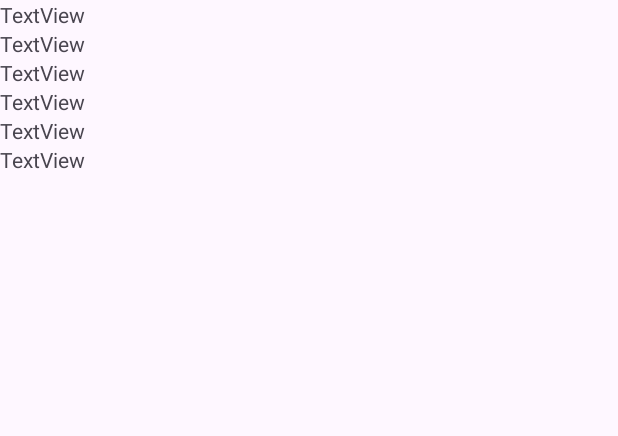
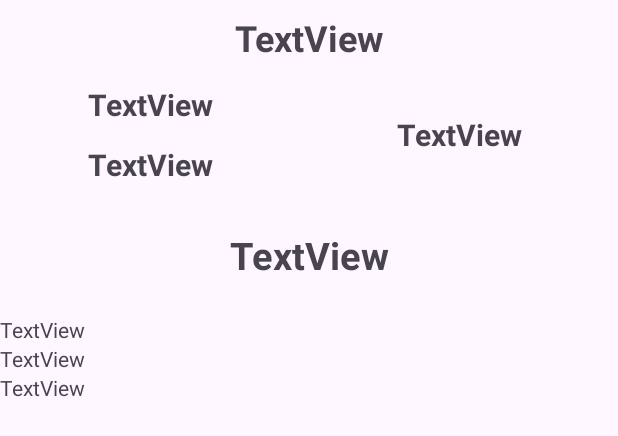
Before and after one commit to Jochii96/CW1_Joanna_Hoppe, an Android app: the layout fragment_location.xml on its own in the app's theme, with its tools: preview values and no code run, on a phone screen of 412 x 824 dp. Shown: the top 436 px of the screen. Run offline under Robolectric (Android 15) with nearby library versions, the phone set to English and light mode, and no system bars.

```diff
--- a/app/src/main/res/layout/activity_main.xml
+++ b/app/src/main/res/layout/activity_main.xml
@@ -39,5 +39,10 @@
             android:layout_height="wrap_content"
             android:layout_above="@id/rawDataDisplay" />
 
+        <androidx.viewpager2.widget.ViewPager2
+            android:id="@+id/viewPager2"
+            android:layout_width="match_parent"
+            android:layout_height="200dp" />
+
     </LinearLayout>
 </ScrollView>
--- a/app/src/main/res/layout/fragment_location.xml
+++ b/app/src/main/res/layout/fragment_location.xml
@@ -13,35 +13,77 @@
         <TextView
             android:id="@+id/locationName"
             android:layout_width="match_parent"
+            android:layout_height="50sp"
+            android:gravity="center"
+            android:text="TextView"
+            android:textAlignment="center"
+            android:textSize="24sp"
+            android:textStyle="bold" />
+
+        <LinearLayout
+            android:layout_width="match_parent"
+            android:layout_height="80dp"
+            android:orientation="horizontal">
+
+            <LinearLayout
+                android:layout_width="wrap_content"
+                android:layout_height="match_parent"
+                android:orientation="vertical">
+
+                <TextView
+                    android:id="@+id/dateObs"
+                    android:layout_width="200sp"
+                    android:layout_height="40sp"
+                    android:gravity="center"
+                    android:text="TextView"
+                    android:textSize="20sp"
+                    android:textStyle="bold" />
+
+                <TextView
+                    android:id="@+id/dayObs"
+                    android:layout_width="200sp"
+                    android:layout_height="40sp"
+                    android:gravity="center"
+                    android:text="TextView"
+                    android:textSize="20sp"
+                    android:textStyle="bold" />
+            </LinearLayout>
+
+            <TextView
+                android:id="@+id/timeObs"
+                android:layout_width="match_parent"
+                android:layout_height="match_parent"
+                android:layout_gravity="center"
+                android:gravity="center"
+                android:text="TextView"
+                android:textSize="20sp"
+                android:textStyle="bold" />
+
+        </LinearLayout>
+
+        <TextView
+            android:id="@+id/tempObs"
+            android:layout_width="match_parent"
+            android:layout_height="80sp"
+            android:gravity="center"
+            android:text="TextView"
+            android:textSize="25sp"
+            android:textStyle="bold" />
+
+        <TextView
+            android:id="@+id/con1"
+            android:layout_width="206dp"
             android:layout_height="wrap_content"
             android:text="TextView" />
 
         <TextView
-            android:id="@+id/dateObs"
+            android:id="@+id/con2"
             android:layout_width="match_parent"
             android:layout_height="wrap_content"
             android:text="TextView" />
 
         <TextView
-            android:id="@+id/dayObs"
-            android:layout_width="match_parent"
-            android:layout_height="wrap_content"
-            android:text="TextView" />
-
-        <TextView
-            android:id="@+id/timeObs"
-            android:layout_width="match_parent"
-            android:layout_height="wrap_content"
-            android:text="TextView" />
-
-        <TextView
-            android:id="@+id/tempObs"
-            android:layout_width="match_parent"
-            android:layout_height="wrap_content"
-            android:text="TextView" />
-
-        <TextView
-            android:id="@+id/weatherDetails"
+            android:id="@+id/con3"
             android:layout_width="match_parent"
             android:layout_height="wrap_content"
             android:text="TextView" />
```
